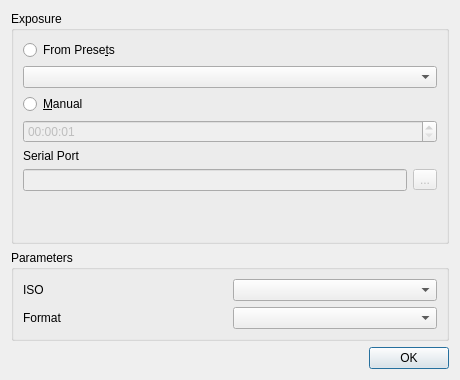
Edlward/GalaxyHunter, file src/ui/imagesettingsdialog.ui: the form before one commit.
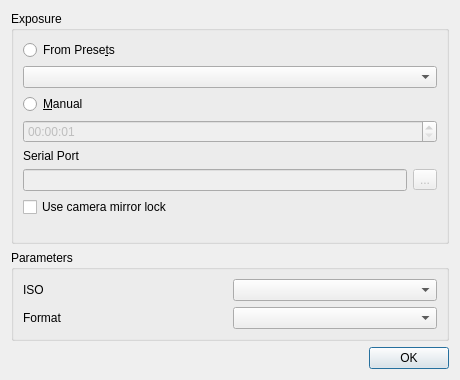
The form after the commit.

Commit message: Mirror lock support

Patch:
```diff
--- a/src/ui/imagesettingsdialog.ui
+++ b/src/ui/imagesettingsdialog.ui
@@ -92,6 +92,13 @@
         </item>
        </layout>
       </item>
+      <item>
+       <widget class="QCheckBox" name="mirror_lock">
+        <property name="text">
+         <string>Use camera mirror lock</string>
+        </property>
+       </widget>
+      </item>
       <item>
        <spacer name="verticalSpacer">
         <property name="orientation">
```
The commit also changes 3 other files.
